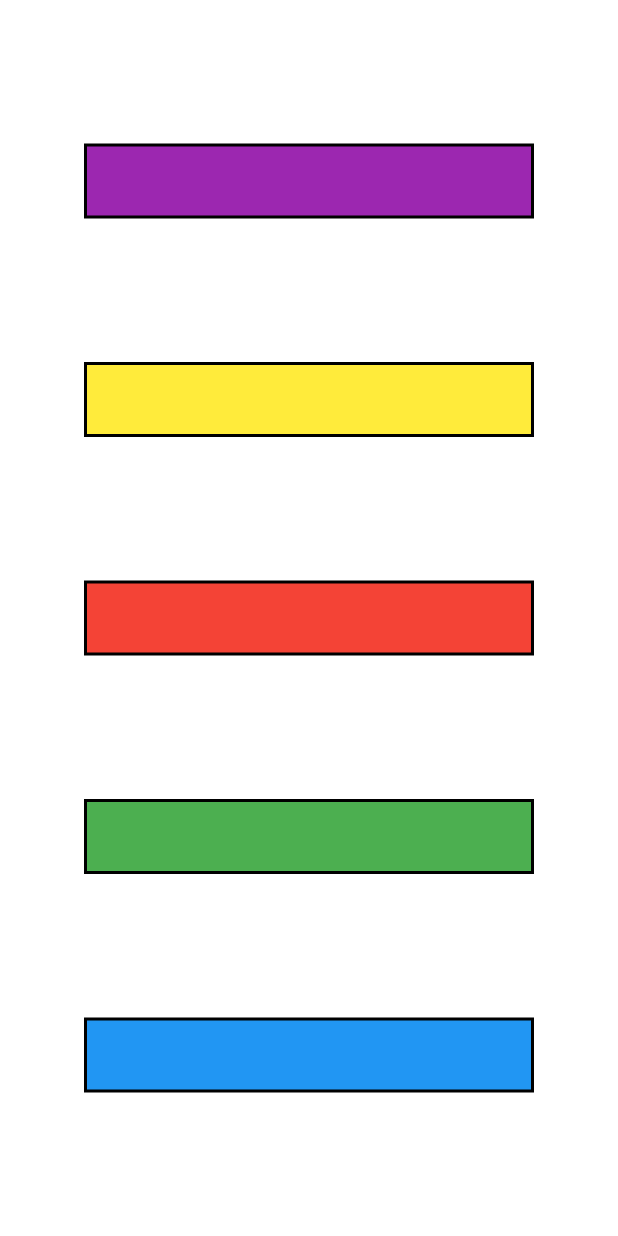
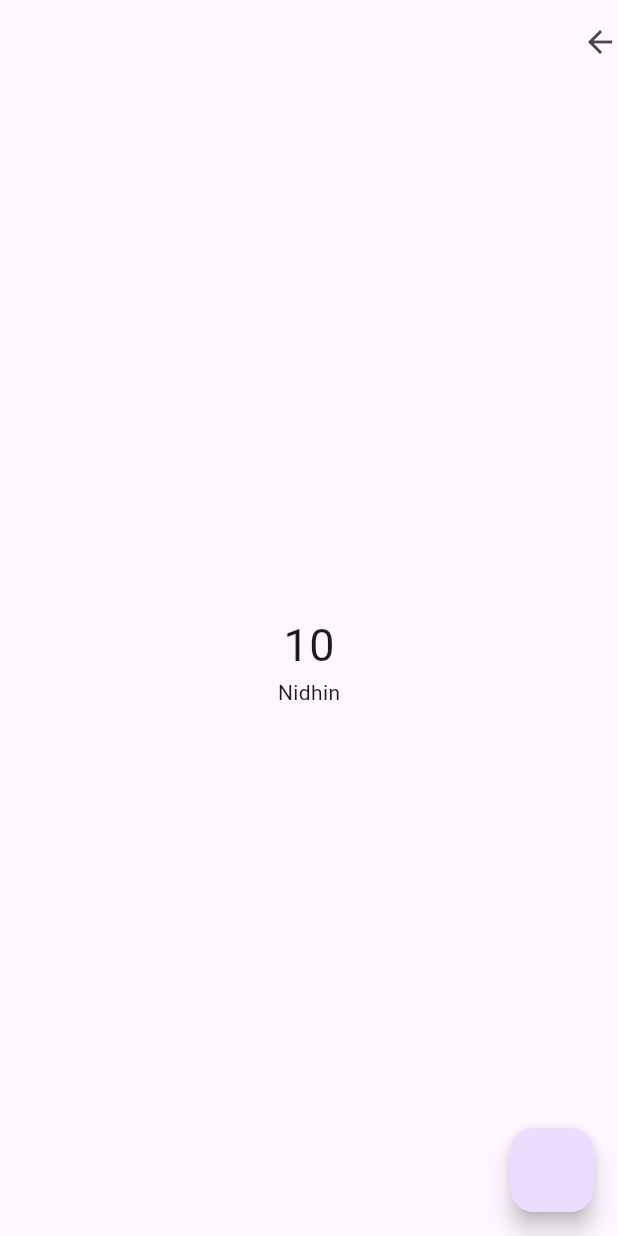
Before and after one commit to nidhinpc/colorchangeui, a Flutter app: the screen it shows after launch, on a phone screen of 412 x 824 dp. Run offline on Flutter 3.47's test engine with Material 3 defaults, Android fonts, the phone set to English and light mode, and no system bars.

Commit message:
multiple provider

```diff
--- /dev/null
+++ b/lib/controller/second_screen.dart
@@ -0,0 +1,11 @@
+import 'package:flutter/material.dart';
+
+class SecondScreenController with ChangeNotifier {
+  int count = 10;
+  String name = "Nidhin";
+
+  incrementcount() {
+    count++;
+    notifyListeners();
+  }
+}
--- a/lib/main.dart
+++ b/lib/main.dart
@@ -1,5 +1,7 @@
 import 'package:colorchange/controller/home_screen_controller.dart';
-import 'package:colorchange/view/home_screen/home_screen.dart';
+import 'package:colorchange/controller/second_screen.dart';
+
+import 'package:colorchange/view/second_screen/second_screen.dart';
 import 'package:flutter/material.dart';
 import 'package:provider/provider.dart';
 
@@ -12,10 +14,17 @@ class MyApp extends StatelessWidget {
 
   @override
   Widget build(BuildContext context) {
-    return ChangeNotifierProvider(
-      create: (context) => HomeScreenController(),
+    return MultiProvider(
+      providers: [
+        ChangeNotifierProvider(
+          create: (context) => HomeScreenController(),
+        ),
+        ChangeNotifierProvider(
+          create: (context) => SecondScreenController(),
+        )
+      ],
       child: MaterialApp(
-        home: HomeScreen(),
+        home: HomeScreen1(),
       ),
     );
   }
--- /dev/null
+++ b/lib/view/second_screen/second_screen.dart
@@ -0,0 +1,49 @@
+import 'package:colorchange/controller/second_screen.dart';
+import 'package:colorchange/view/home_screen/home_screen.dart';
+import 'package:flutter/material.dart';
+import 'package:provider/provider.dart';
+
+class HomeScreen1 extends StatelessWidget {
+  HomeScreen1({super.key});
+
+  @override
+  Widget build(BuildContext context) {
+    print("rebuild scaffold");
+    final providerobj = context.watch<SecondScreenController>();
+    return Scaffold(
+      appBar: AppBar(
+        actions: [
+          InkWell(
+              onTap: () {
+                Navigator.push(
+                    context,
+                    MaterialPageRoute(
+                      builder: (context) => HomeScreen(),
+                    ));
+              },
+              child: Icon(Icons.arrow_back))
+        ],
+      ),
+      floatingActionButton: FloatingActionButton(onPressed: () {
+        context.read<SecondScreenController>().incrementcount();
+      }),
+      body: Center(
+          child: Consumer<SecondScreenController>(
+        builder: (context, Providerobj, child) => Column(
+          mainAxisAlignment: MainAxisAlignment.center,
+          children: [
+            Center(
+              child: Text(
+                providerobj.count.toString(),
+                style: TextStyle(fontSize: 30),
+              ),
+            ),
+            Center(
+              child: Text(providerobj.name.toString()),
+            ),
+          ],
+        ),
+      )),
+    );
+  }
+}
```
